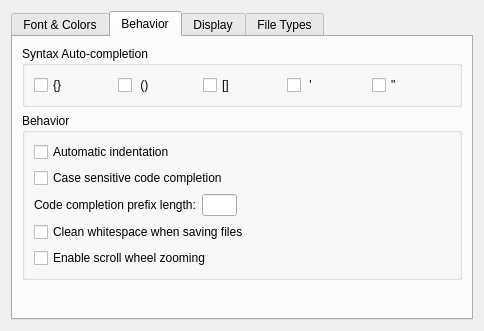
Old version of the form liteidex/src/plugins/liteeditor/liteeditoroption.ui in the repository visualfc/liteide.
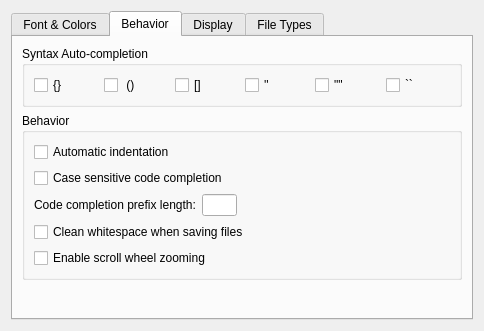
New version of the form. The open tabs and pages were chosen to show the change.

```diff
--- a/liteidex/src/plugins/liteeditor/liteeditoroption.ui
+++ b/liteidex/src/plugins/liteeditor/liteeditoroption.ui
@@ -220,14 +220,21 @@
           <item>
            <widget class="QCheckBox" name="autoBraces3CheckBox">
             <property name="text">
-             <string notr="true"> '</string>
+             <string notr="true">''</string>
             </property>
            </widget>
           </item>
           <item>
            <widget class="QCheckBox" name="autoBraces4CheckBox">
             <property name="text">
-             <string notr="true">&quot;</string>
+             <string notr="true">&quot;&quot;</string>
+            </property>
+           </widget>
+          </item>
+          <item>
+           <widget class="QCheckBox" name="autoBraces5CheckBox">
+            <property name="text">
+             <string>``</string>
             </property>
            </widget>
           </item>
```
